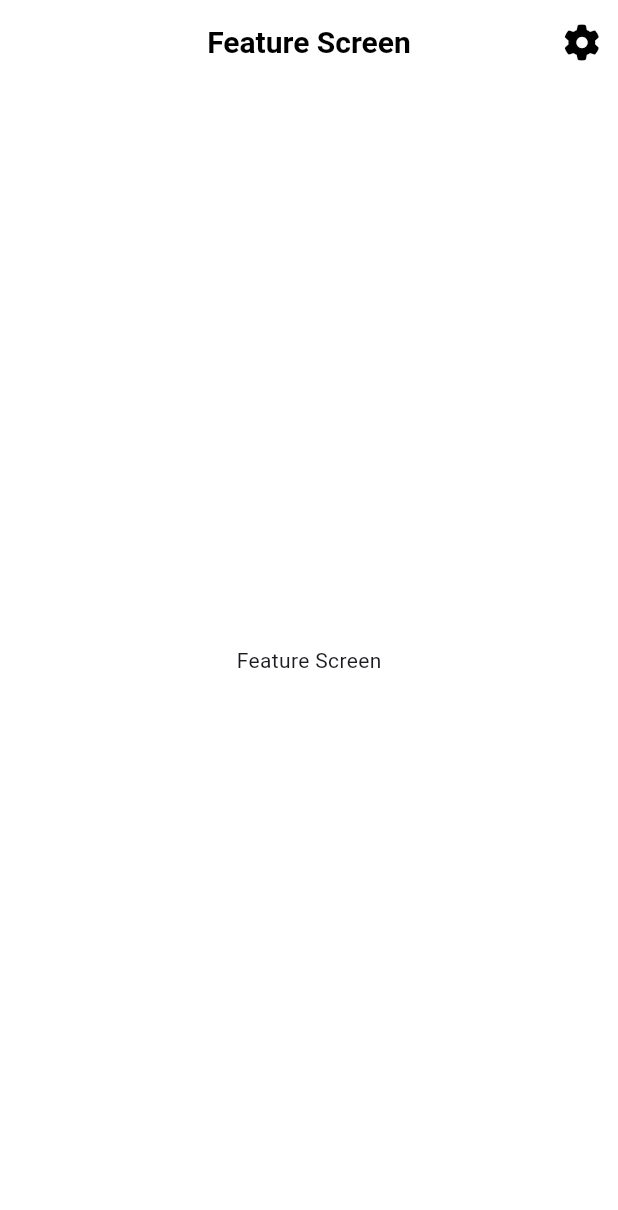
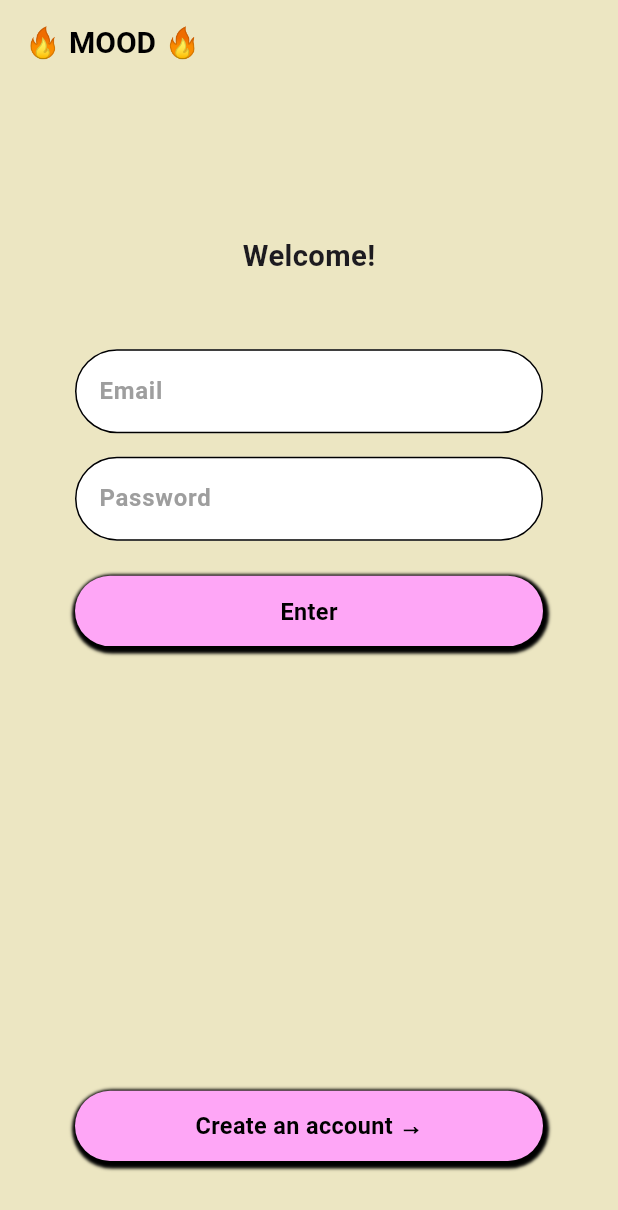
Before and after one commit to sigirace/flutter_project, a Flutter app: the screen it shows after launch, on a phone screen of 412 x 824 dp. Shown: the top 1210 px of the screen. Run offline on Flutter 3.47's test engine with Material 3 defaults, Android fonts, the phone set to English and light mode, and no system bars; our stand-ins replace firebase_auth, firebase_core, flutter_riverpod, flutter_screenutil, font_awesome_flutter, go_router and 1 more; accounts and stored records are empty.

```diff
--- /dev/null
+++ b/lib/authentications/views/login_screen.dart
@@ -0,0 +1,110 @@
+import 'package:flutter/material.dart';
+import 'package:flutter_project/authentications/views/sign_up_screen.dart';
+import 'package:flutter_project/common/widgets/button_widget.dart';
+import 'package:flutter_project/common/widgets/text_field_widget.dart';
+import 'package:flutter_project/constants/fontsize.dart';
+import 'package:flutter_project/constants/gaps.dart';
+import 'package:flutter_project/constants/sizes.dart';
+import 'package:go_router/go_router.dart';
+
+class LoginScreen extends StatefulWidget {
+  static const routeName = 'login';
+  static const routePath = '/login';
+
+  const LoginScreen({super.key});
+
+  @override
+  State<LoginScreen> createState() => _LoginScreenState();
+}
+
+class _LoginScreenState extends State<LoginScreen> {
+  final TextEditingController emailController = TextEditingController();
+  final TextEditingController passwordController = TextEditingController();
+
+  @override
+  void initState() {
+    super.initState();
+  }
+
+  @override
+  void didChangeDependencies() {
+    super.didChangeDependencies();
+    // 모든 포커스를 강제로 해제
+    FocusScope.of(context).requestFocus(FocusNode());
+  }
+
+  @override
+  void dispose() {
+    emailController.dispose();
+    passwordController.dispose();
+    super.dispose();
+  }
+
+  void _onEnterButtonPressed() {
+    // TODO: 로그인 로직 추가
+    print(emailController.text);
+    print(passwordController.text);
+  }
+
+  void _onSignUpButtonPressed() {
+    context.push(SignUpScreen.routePath);
+  }
+
+  @override
+  Widget build(BuildContext context) {
+    return GestureDetector(
+      onTap: () => FocusScope.of(context).unfocus(),
+      child: Scaffold(
+        resizeToAvoidBottomInset: false,
+        appBar: AppBar(
+          title: const Text('🔥 MOOD 🔥'),
+        ),
+        body: Padding(
+          padding: const EdgeInsets.only(
+            left: Sizes.size50,
+            right: Sizes.size50,
+            top: Sizes.size100,
+            bottom: Sizes.size50,
+          ),
+          child: Column(
+            mainAxisAlignment: MainAxisAlignment.spaceBetween,
+            children: [
+              Column(
+                children: [
+                  Text(
+                    'Welcome!',
+                    style: TextStyle(
+                      fontSize: FontSize.fs20,
+                      fontWeight: FontWeight.bold,
+                    ),
+                  ),
+                  Gaps.v50,
+                  TextFieldWidget(
+                    hintText: 'Email',
+                    controller: emailController,
+                    keyboardType: TextInputType.emailAddress,
+                  ),
+                  Gaps.v16,
+                  TextFieldWidget(
+                    hintText: 'Password',
+                    controller: passwordController,
+                    obscureText: true,
+                  ),
+                  Gaps.v24,
+                  ButtonWidget(
+                    text: 'Enter',
+                    onTap: _onEnterButtonPressed,
+                  ),
+                ],
+              ),
+              ButtonWidget(
+                text: 'Create an account →',
+                onTap: _onSignUpButtonPressed,
+              ),
+            ],
+          ),
+        ),
+      ),
+    );
+  }
+}
--- /dev/null
+++ b/lib/common/widgets/button_widget.dart
@@ -0,0 +1,49 @@
+import 'package:flutter/material.dart';
+import 'package:flutter_project/constants/fontsize.dart';
+import 'package:flutter_project/constants/sizes.dart';
+
+class ButtonWidget extends StatelessWidget {
+  final String text;
+  final VoidCallback onTap;
+
+  const ButtonWidget({
+    super.key,
+    required this.text,
+    required this.onTap,
+  });
+
+  @override
+  Widget build(BuildContext context) {
+    return GestureDetector(
+      onTap: onTap,
+      child: Container(
+        height: Height.h48,
+        width: double.infinity,
+        decoration: BoxDecoration(
+          color: Theme.of(context).primaryColor,
+          borderRadius: const BorderRadius.all(
+            Radius.circular(Sizes.size30),
+          ),
+          boxShadow: const [
+            BoxShadow(
+              color: Colors.black,
+              offset: Offset(1, 2),
+              blurRadius: 1,
+              spreadRadius: 3,
+            ),
+          ],
+        ),
+        child: Center(
+          child: Text(
+            text,
+            style: TextStyle(
+              color: Colors.black,
+              fontSize: FontSize.fs16,
+              fontWeight: FontWeight.w600,
+            ),
+          ),
+        ),
+      ),
+    );
+  }
+}
--- /dev/null
+++ b/lib/common/widgets/text_field_widget.dart
@@ -0,0 +1,45 @@
+import 'package:flutter/material.dart';
+import 'package:flutter_project/constants/sizes.dart';
+
+class TextFieldWidget extends StatelessWidget {
+  final String hintText;
+  final TextEditingController controller;
+  final bool? obscureText;
+  final TextInputType? keyboardType;
+  final TextInputAction? textInputAction;
+
+  const TextFieldWidget({
+    super.key,
+    required this.hintText,
+    required this.controller,
+    this.obscureText = false,
+    this.keyboardType = TextInputType.text,
+    this.textInputAction = TextInputAction.next,
+  });
+
+  @override
+  Widget build(BuildContext context) {
+    return TextField(
+      controller: controller,
+      keyboardType: keyboardType,
+      textInputAction: textInputAction,
+      obscureText: obscureText ?? false,
+      autocorrect: false,
+      decoration: InputDecoration(
+        hintText: hintText,
+        hintStyle: const TextStyle(
+          color: Colors.grey,
+          fontWeight: FontWeight.w600,
+        ),
+        filled: true,
+        fillColor: Colors.white,
+        enabledBorder: OutlineInputBorder(
+          borderRadius: BorderRadius.circular(Sizes.size30),
+        ),
+        focusedBorder: OutlineInputBorder(
+          borderRadius: BorderRadius.circular(Sizes.size30),
+        ),
+      ),
+    );
+  }
+}
--- a/lib/features/feature/views/feature_screen.dart
+++ b/lib/features/feature/views/feature_screen.dart
@@ -1,16 +1,16 @@
 import 'package:flutter/material.dart';
-import 'package:flutter_project/features/setting/views/setting_view.dart';
+import 'package:flutter_project/features/setting/views/setting_screen.dart';
 import 'package:font_awesome_flutter/font_awesome_flutter.dart';
 import 'package:go_router/go_router.dart';
 
 class FeatureScreen extends StatelessWidget {
-  static const String path = '/';
-  static const String name = 'feature';
+  static const String routePath = '/';
+  static const String routeName = 'feature';
 
   const FeatureScreen({super.key});
 
   void _onPressed(BuildContext context) {
-    context.push(SettingView.path);
+    context.push(SettingView.routePath);
   }
 
   @override
--- a/lib/features/setting/views/setting_view.dart
+++ b/lib/features/setting/views/setting_screen.dart
@@ -2,8 +2,8 @@ import 'package:flutter/material.dart';
 import 'package:flutter_project/features/setting/views/widgets/dark_mode_widget.dart';
 
 class SettingView extends StatelessWidget {
-  static const String path = '/setting';
-  static const String name = 'setting';
+  static const String routePath = '/setting';
+  static const String routeName = 'setting';
 
   const SettingView({super.key});
 
--- a/lib/main.dart
+++ b/lib/main.dart
@@ -1,8 +1,10 @@
+import 'package:firebase_core/firebase_core.dart';
 import 'package:flutter/material.dart';
 import 'package:flutter_project/constants/fontsize.dart';
 import 'package:flutter_project/constants/sizes.dart';
 import 'package:flutter_project/features/setting/repos/setting_repo.dart';
 import 'package:flutter_project/features/setting/view_models/mode_view_model.dart';
+import 'package:flutter_project/firebase_options.dart';
 import 'package:flutter_project/router.dart';
 import 'package:flutter_riverpod/flutter_riverpod.dart';
 import 'package:flutter_screenutil/flutter_screenutil.dart';
@@ -12,6 +14,7 @@ void main() async {
   WidgetsFlutterBinding.ensureInitialized();
   final preference = await SharedPreferences.getInstance();
   final repository = SettingRepository(preference);
+  await Firebase.initializeApp(options: DefaultFirebaseOptions.currentPlatform);
 
   runApp(
     ProviderScope(
@@ -40,11 +43,11 @@ class App extends ConsumerWidget {
               : ThemeMode.light,
           theme: ThemeData(
             brightness: Brightness.light,
-            scaffoldBackgroundColor: Colors.white,
+            scaffoldBackgroundColor: const Color(0xFFECE6C2),
             appBarTheme: const AppBarTheme(
-              surfaceTintColor: Colors.white,
-              backgroundColor: Colors.white,
-              foregroundColor: Colors.black,
+              surfaceTintColor: Color(0xFFECE6C2),
+              backgroundColor: Color(0xFFECE6C2),
+              foregroundColor: Color(0xFFECE6C2),
               elevation: 0,
               titleTextStyle: TextStyle(
                 fontWeight: FontWeight.bold,
@@ -53,11 +56,11 @@ class App extends ConsumerWidget {
               ),
             ),
             bottomSheetTheme: const BottomSheetThemeData(
-              backgroundColor: Colors.white,
+              backgroundColor: Color(0xFFECE6C2),
             ),
             bottomAppBarTheme: const BottomAppBarTheme(
               elevation: 0,
-              color: Colors.white,
+              color: Color(0xFFECE6C2),
             ),
             inputDecorationTheme: InputDecorationTheme(
               labelStyle: TextStyle(
@@ -82,7 +85,7 @@ class App extends ConsumerWidget {
             textSelectionTheme: const TextSelectionThemeData(
               cursorColor: Color(0xFF4E98E9),
             ),
-            primaryColor: const Color(0xFF4E98E9),
+            primaryColor: const Color(0xFFFEA6F6),
             useMaterial3: true,
           ),
           darkTheme: ThemeData(
@@ -129,7 +132,7 @@ class App extends ConsumerWidget {
             textSelectionTheme: const TextSelectionThemeData(
               cursorColor: Color(0xFF4E98E9),
             ),
-            primaryColor: const Color(0xFF4E98E9),
+            primaryColor: const Color.fromARGB(255, 22, 128, 241),
             useMaterial3: true,
           ),
           routerConfig: ref.watch(routerProvider),
--- a/lib/router.dart
+++ b/lib/router.dart
@@ -1,20 +1,33 @@
+import 'package:flutter_project/authentications/views/login_screen.dart';
+import 'package:flutter_project/authentications/views/sign_up_screen.dart';
 import 'package:flutter_project/features/feature/views/feature_screen.dart';
-import 'package:flutter_project/features/setting/views/setting_view.dart';
+import 'package:flutter_project/features/setting/views/setting_screen.dart';
 import 'package:flutter_riverpod/flutter_riverpod.dart';
 import 'package:go_router/go_router.dart';
 
 final routerProvider = Provider((ref) {
   return GoRouter(
+    initialLocation: '/login',
     routes: [
       GoRoute(
-        path: FeatureScreen.path,
-        name: FeatureScreen.name,
+        path: FeatureScreen.routePath,
+        name: FeatureScreen.routeName,
         builder: (context, state) => const FeatureScreen(),
       ),
       GoRoute(
-        path: SettingView.path,
-        name: SettingView.name,
+        path: SettingView.routePath,
+        name: SettingView.routeName,
         builder: (context, state) => const SettingView(),
+      ),
+      GoRoute(
+        path: LoginScreen.routePath,
+        name: LoginScreen.routeName,
+        builder: (context, state) => const LoginScreen(),
+      ),
+      GoRoute(
+        path: SignUpScreen.routePath,
+        name: SignUpScreen.routeName,
+        builder: (context, state) => const SignUpScreen(),
       ),
     ],
   );
--- a/pubspec.yaml
+++ b/pubspec.yaml
@@ -41,6 +41,10 @@ dependencies:
   riverpod: ^2.1.3
   font_awesome_flutter: 10.3.0
   shared_preferences: ^2.5.2
+  firebase_core: ^3.12.1
+  firebase_auth: ^5.5.1
+  cloud_firestore: ^5.6.5
+  firebase_storage: ^12.4.4
 
 dev_dependencies:
   flutter_test:
```
Also changed, not shown: lib/authentications/repos/auth_repo.dart (added, +11 -0 lines), lib/authentications/views/sign_up_screen.dart (added, +109 -0 lines), firebase.json (added), lib/firebase_options.dart (added), pubspec.lock, 10 other files.
